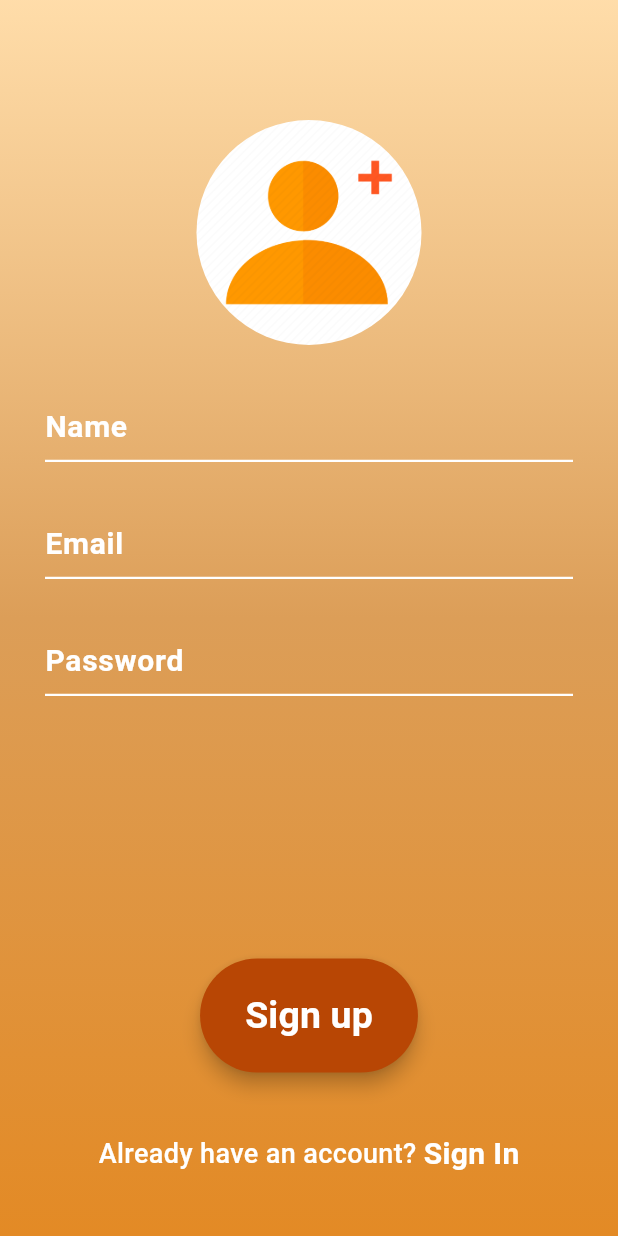
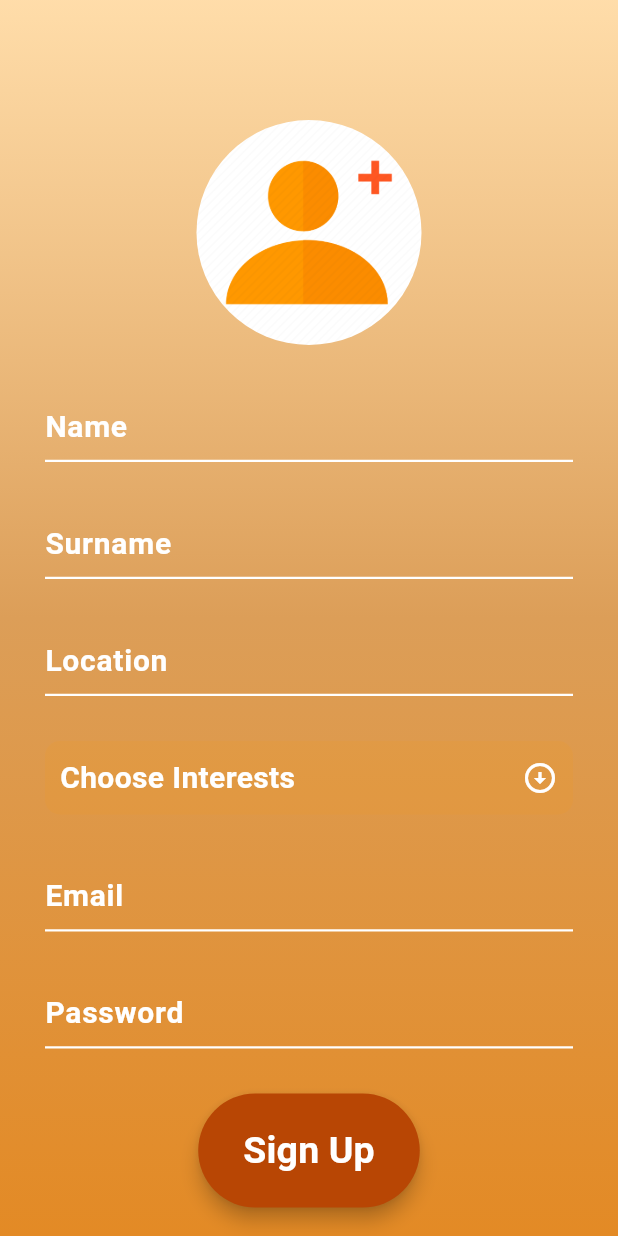
Before and after one commit to Kacpre23/PeakFlow, a Flutter app: the screen it shows after launch, after a tap on "Sign Up", on a phone screen of 412 x 824 dp. Run offline on Flutter 3.47's test engine with Material 3 defaults, Android fonts, the phone set to English and light mode, and no system bars; drawn by our look-alikes of multi_select_flutter; our stand-ins replace cloud_firestore, firebase_auth, firebase_core, firebase_storage, image_picker; accounts and stored records are empty.

Commit message:
Fix for signup

```diff
--- a/lib/login/login_view.dart
+++ b/lib/login/login_view.dart
@@ -45,7 +45,10 @@ class _SignInState extends State<SignIn> {
   @override
   Widget build(BuildContext context) {
     return Scaffold(
-      body: Container(
+      body: SingleChildScrollView(
+        child: SizedBox(
+          width: MediaQuery.of(context).size.width,
+          height: MediaQuery.of(context).size.height,
           child: Column(
             children: [
               Image.asset("images/peakflow_image.jpg"),
@@ -197,6 +200,7 @@ class _SignInState extends State<SignIn> {
             ],
           ),
         ),
+      ),
     );
   }
 }
--- a/lib/sign_up/sign_up_view.dart
+++ b/lib/sign_up/sign_up_view.dart
@@ -1,11 +1,12 @@
 import 'package:firebase_auth/firebase_auth.dart';
 import 'package:firebase_storage/firebase_storage.dart';
+import 'package:flutter/material.dart';
+import 'package:image_picker/image_picker.dart';
+import 'dart:io';
+import 'package:multi_select_flutter/multi_select_flutter.dart';
 import 'package:peakflow/home/home.dart';
 import 'package:peakflow/login/login_view.dart';
-import 'package:flutter/material.dart';
 import 'package:peakflow/services/database.dart';
-import 'package:image_picker/image_picker.dart';
-import 'dart:io';
 
 class SignUp extends StatefulWidget {
   const SignUp({super.key});
@@ -15,13 +16,47 @@ class SignUp extends StatefulWidget {
 }
 
 class _SignUpState extends State<SignUp> {
-  String email = "", password = "", name = "", avatarUrl = "";
-  TextEditingController namecontroller = TextEditingController();
-  TextEditingController mailcontroller = TextEditingController();
-  TextEditingController passwordcontroller = TextEditingController();
+  String email = "",
+      password = "",
+      name = "",
+      surname = "",
+      location = "",
+      avatarUrl = "";
+  List<String> selectedInterests = [];
+  TextEditingController nameController = TextEditingController();
+  TextEditingController surnameController = TextEditingController();
+  TextEditingController locationController = TextEditingController();
+  TextEditingController emailController = TextEditingController();
+  TextEditingController passwordController = TextEditingController();
   File? _image;
 
   DatabaseMethods databaseMethods = DatabaseMethods();
+
+  final List<String> _interests = [
+    "Running",
+    "Cycling",
+    "Swimming",
+    "Tennis",
+    "Gym Workouts",
+    "Yoga",
+    "Rock Climbing",
+    "Hiking",
+    "Martial Arts",
+    "Dance Classes",
+    "Pilates",
+    "Group Fitness Classes",
+    "Rowing",
+    "Skateboarding",
+    "Surfing",
+    "Triathlon Training",
+    "Mountain Biking",
+    "CrossFit",
+    "Outdoor Boot Camps",
+    "Adventure Racing"
+  ];
+
+  double _minAge = 18;
+  double _maxAge = 60;
 
   Future<void> pickImage() async {
     final pickedFile =
@@ -50,25 +85,38 @@ class _SignUpState extends State<SignUp> {
     if (password.isNotEmpty &&
         email.isNotEmpty &&
         name.isNotEmpty &&
-        _image != null) {
+        surname.isNotEmpty &&
+        location.isNotEmpty &&
+        selectedInterests.isNotEmpty) {
       try {
         UserCredential userCredential = await FirebaseAuth.instance
             .createUserWithEmailAndPassword(email: email, password: password);
 
         String userId = userCredential.user!.uid;
 
-        // Upload avatar and get the download URL
+        // Upload avatar and get the download URL if an image was picked
+        if (_image != null) {
           avatarUrl = await uploadImage(_image!);
+        }
 
+        // Creating a map of user data
         Map<String, dynamic> userInfoMap = {
           "name": name,
+          "surname": surname,
+          "location": location,
           "email": email,
           "password": password,
           "userId": userId,
-          "avatarUrl": avatarUrl, // Add avatar URL
+          "avatarUrl": avatarUrl, // Optional avatar URL
+          "interests": selectedInterests,
+          "ageRange": {
+            "min": _minAge,
+            "max": _maxAge,
+          },
           "createdAt": DateTime.now().millisecondsSinceEpoch,
         };
 
+        // Adding user data to the database
         await databaseMethods.addUser(userId, userInfoMap);
 
         ScaffoldMessenger.of(context).showSnackBar(const SnackBar(
@@ -78,7 +126,7 @@ class _SignUpState extends State<SignUp> {
               style: TextStyle(fontSize: 20.0),
             )));
 
-        Navigator.push(
+        Navigator.pushReplacement(
             context, MaterialPageRoute(builder: (context) => const Home()));
       } on FirebaseAuthException catch (e) {
         if (e.code == 'weak-password') {
@@ -105,7 +153,7 @@ class _SignUpState extends State<SignUp> {
     return Scaffold(
       body: SingleChildScrollView(
         child: Container(
-          padding: const EdgeInsets.only(left: 30.0, right: 30.0),
+          padding: const EdgeInsets.symmetric(horizontal: 30.0),
           width: MediaQuery.of(context).size.width,
           height: MediaQuery.of(context).size.height,
           decoration: const BoxDecoration(
@@ -115,12 +163,14 @@ class _SignUpState extends State<SignUp> {
               Color.fromARGB(255, 227, 138, 37),
             ], begin: Alignment.topCenter, end: Alignment.bottomCenter),
           ),
+          child: SingleChildScrollView(
             child: Column(
               children: [
                 GestureDetector(
                   onTap: pickImage,
                   child: Container(
-                  margin: const EdgeInsetsDirectional.only(top: 80, bottom: 30),
+                    margin:
+                        const EdgeInsetsDirectional.only(top: 80, bottom: 30),
                     width: 150.0,
                     height: 150.0,
                     decoration: const BoxDecoration(
@@ -142,118 +192,181 @@ class _SignUpState extends State<SignUp> {
                 ),
                 TextField(
                   cursorColor: const Color.fromARGB(255, 227, 138, 37),
-                controller: namecontroller,
+                  controller: nameController,
                   decoration: const InputDecoration(
                     hintText: "Name",
                     hintStyle: TextStyle(
-                    color: Color.fromARGB(255, 255, 255, 255),
+                      color: Colors.white,
                       fontSize: 20.0,
                       fontWeight: FontWeight.bold,
                     ),
                     enabledBorder: UnderlineInputBorder(
-                    borderSide: BorderSide(
-                      color: Colors.white,
-                      width: 1.5,
-                    ),
+                      borderSide: BorderSide(color: Colors.white, width: 1.5),
                     ),
                     focusedBorder: UnderlineInputBorder(
                       borderSide: BorderSide(
-                      color: Color.fromARGB(255, 227, 138, 37),
-                      width: 1.5,
-                    ),
+                          color: Color.fromARGB(255, 227, 138, 37), width: 1.5),
                     ),
                   ),
                   style: const TextStyle(
-                  color: Colors.white,
-                  fontWeight: FontWeight.bold,
-                ),
+                      color: Colors.white, fontWeight: FontWeight.bold),
                 ),
                 const SizedBox(height: 30.0),
                 TextField(
                   cursorColor: const Color.fromARGB(255, 227, 138, 37),
-                controller: mailcontroller,
+                  controller: surnameController,
                   decoration: const InputDecoration(
-                  hintText: "Email",
+                    hintText: "Surname",
                     hintStyle: TextStyle(
-                    color: Color.fromARGB(255, 255, 255, 255),
+                      color: Colors.white,
                       fontSize: 20.0,
                       fontWeight: FontWeight.bold,
                     ),
                     enabledBorder: UnderlineInputBorder(
-                    borderSide: BorderSide(
-                      color: Colors.white,
-                      width: 1.5,
-                    ),
+                      borderSide: BorderSide(color: Colors.white, width: 1.5),
                     ),
                     focusedBorder: UnderlineInputBorder(
                       borderSide: BorderSide(
-                      color: Color.fromARGB(255, 227, 138, 37),
-                      width: 1.5,
-                    ),
+                          color: Color.fromARGB(255, 227, 138, 37), width: 1.5),
                     ),
                   ),
                   style: const TextStyle(
-                  color: Colors.white,
-                  fontWeight: FontWeight.bold,
-                ),
+                      color: Colors.white, fontWeight: FontWeight.bold),
                 ),
                 const SizedBox(height: 30.0),
                 TextField(
                   cursorColor: const Color.fromARGB(255, 227, 138, 37),
-                controller: passwordcontroller,
+                  controller: locationController,
                   decoration: const InputDecoration(
-                  hintText: "Password",
+                    hintText: "Location",
                     hintStyle: TextStyle(
-                    color: Color.fromARGB(255, 255, 255, 255),
+                      color: Colors.white,
                       fontSize: 20.0,
                       fontWeight: FontWeight.bold,
                     ),
                     enabledBorder: UnderlineInputBorder(
-                    borderSide: BorderSide(
-                      color: Colors.white,
-                      width: 1.5,
-                    ),
+                      borderSide: BorderSide(color: Colors.white, width: 1.5),
                     ),
                     focusedBorder: UnderlineInputBorder(
                       borderSide: BorderSide(
-                      color: Color.fromARGB(255, 227, 138, 37),
-                      width: 1.5,
+                          color: Color.fromARGB(255, 227, 138, 37), width: 1.5),
                     ),
                   ),
+                  style: const TextStyle(
+                      color: Colors.white, fontWeight: FontWeight.bold),
                 ),
-                obscureText: true,
-                style: const TextStyle(
+                const SizedBox(height: 30.0),
+                // Widget do wielokrotnego wyboru zainteresowań
+                MultiSelectDialogField(
+                  items: _interests
+                      .map((interest) => MultiSelectItem(interest, interest))
+                      .toList(),
+                  title: const Text("Select Interests"),
+                  selectedColor: Colors.orange,
+                  decoration: BoxDecoration(
+                    color: Colors.orange.withOpacity(0.1),
+                    borderRadius: BorderRadius.circular(10),
+                  ),
+                  buttonIcon: const Icon(
+                    Icons.arrow_circle_down_sharp,
                     color: Colors.white,
+                  ),
+                  buttonText: const Text(
+                    "Choose Interests",
+                    style: TextStyle(
+                        color: Colors.white,
+                        fontSize: 20,
+                        fontWeight: FontWeight.bold),
+                  ),
+                  onConfirm: (values) {
+                    setState(() {
+                      selectedInterests = List<String>.from(values);
+                    });
+                  },
+                ),
+                const SizedBox(height: 30.0),
+                TextField(
+                  cursorColor: const Color.fromARGB(255, 227, 138, 37),
+                  controller: emailController,
+                  decoration: const InputDecoration(
+                    hintText: "Email",
+                    hintStyle: TextStyle(
+                      color: Colors.white,
+                      fontSize: 20.0,
                       fontWeight: FontWeight.bold,
                     ),
+                    enabledBorder: UnderlineInputBorder(
+                      borderSide: BorderSide(color: Colors.white, width: 1.5),
                     ),
-              const Spacer(),
+                    focusedBorder: UnderlineInputBorder(
+                      borderSide: BorderSide(
+                          color: Color.fromARGB(255, 227, 138, 37), width: 1.5),
+                    ),
+                  ),
+                  style: const TextStyle(
+                      color: Colors.white, fontWeight: FontWeight.bold),
+                  onChanged: (val) {
+                    setState(() {
+                      email = val;
+                    });
+                  },
+                ),
+                const SizedBox(height: 30.0),
+                TextField(
+                  cursorColor: const Color.fromARGB(255, 227, 138, 37),
+                  controller: passwordController,
+                  decoration: const InputDecoration(
+                    hintText: "Password",
+                    hintStyle: TextStyle(
+                      color: Colors.white,
+                      fontSize: 20.0,
+                      fontWeight: FontWeight.bold,
+                    ),
+                    enabledBorder: UnderlineInputBorder(
+                      borderSide: BorderSide(color: Colors.white, width: 1.5),
+                    ),
+                    focusedBorder: UnderlineInputBorder(
+                      borderSide: BorderSide(
+                          color: Color.fromARGB(255, 227, 138, 37), width: 1.5),
+                    ),
+                  ),
+                  style: const TextStyle(
+                      color: Colors.white, fontWeight: FontWeight.bold),
+                  obscureText: true,
+                  onChanged: (val) {
+                    setState(() {
+                      password = val;
+                    });
+                  },
+                ),
+                const SizedBox(height: 30.0),
+
+                Row(
+                  mainAxisAlignment: MainAxisAlignment.center,
+                  children: [
                     ElevatedButton(
-                onPressed: () {
-                  if (namecontroller.text.isNotEmpty &&
-                      mailcontroller.text.isNotEmpty &&
-                      passwordcontroller.text.isNotEmpty &&
-                      _image != null) {
-                    setState(() {
-                      email = mailcontroller.text;
-                      name = namecontroller.text;
-                      password = passwordcontroller.text;
-                    });
-                    registration();
-                  }
-                },
                       style: ElevatedButton.styleFrom(
                         padding: const EdgeInsets.symmetric(
                             horizontal: 30.0, vertical: 20.0),
-                  backgroundColor:
-                      const Color.fromARGB(255, 184, 70, 4), // Button color
+                        backgroundColor: const Color.fromARGB(
+                            255, 184, 70, 4), // Button color
                         shape: RoundedRectangleBorder(
                           borderRadius: BorderRadius.circular(60),
                         ),
                         elevation: 5.0,
                       ),
+                      onPressed: () {
+                        setState(() {
+                          name = nameController.text;
+                          surname = surnameController.text;
+                          location = locationController.text;
+                          email = emailController.text;
+                          password = passwordController.text;
+                        });
+                        registration();
+                      },
                       child: const Text(
-                  "Sign up",
+                        "Sign Up",
                         style: TextStyle(
                           color: Colors.white,
                           fontSize: 25.0,
@@ -261,6 +374,9 @@ class _SignUpState extends State<SignUp> {
                         ),
                       ),
                     ),
+                  ],
+                ),
+                const SizedBox(height: 20.0),
                 Padding(
                   padding: const EdgeInsets.symmetric(vertical: 40),
                   child: Row(
@@ -297,6 +413,7 @@ class _SignUpState extends State<SignUp> {
             ),
           ),
         ),
+      ),
     );
   }
 }
--- a/pubspec.yaml
+++ b/pubspec.yaml
@@ -44,6 +44,7 @@ dependencies:
   flutter_bloc: ^8.1.6
   image_picker: ^1.0.8
   firebase_storage: ^11.6.9
+  multi_select_flutter: ^4.1.3
 
 dev_dependencies:
   flutter_test:
```
Also changed, not shown: pubspec.lock. Lines whose indentation alone changed are shown as unchanged.
